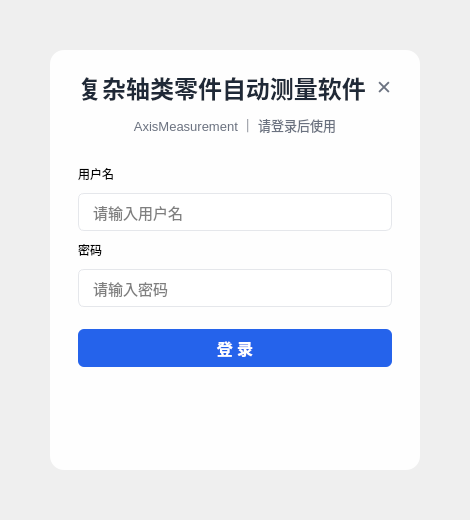
Qt form logIn.ui (lonexlxlx/AxisMeasurement) before a commit.
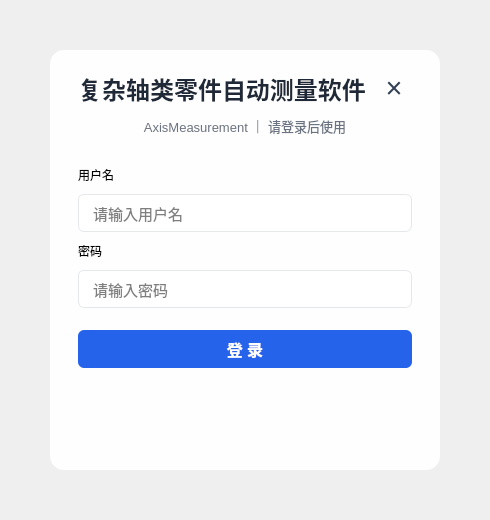
The same form after that commit. Icons and pictures are not drawn.

Commit message: 登录界面修改

The edit to the form file:
```diff
--- a/logIn.ui
+++ b/logIn.ui
@@ -64,8 +64,12 @@
 #btnClose {
  background: transparent;
  border: none;
- color: #6B7280;
- font-size: 14pt;
+ color: #334155;
+ font-family: &quot;Segoe UI Symbol&quot;, &quot;Microsoft YaHei UI&quot;;
+ font-size: 22pt;
+ font-weight: normal;
+ padding: 0;
+ margin: 0;
 }
 #btnClose:hover {
  color: #DC2626;
@@ -116,14 +120,20 @@
          </item>
          <item>
           <widget class="QPushButton" name="btnClose">
+           <property name="minimumSize">
+            <size>
+             <width>36</width>
+             <height>36</height>
+            </size>
+           </property>
            <property name="maximumSize">
             <size>
-             <width>32</width>
-             <height>32</height>
+             <width>36</width>
+             <height>36</height>
             </size>
            </property>
            <property name="text">
-            <string>✕</string>
+            <string>×</string>
            </property>
            <property name="toolTip">
             <string>关闭</string>
```
Left out of the diff: 7 changed lines with no effect on the pictures. The commit also changes 2 other files.
